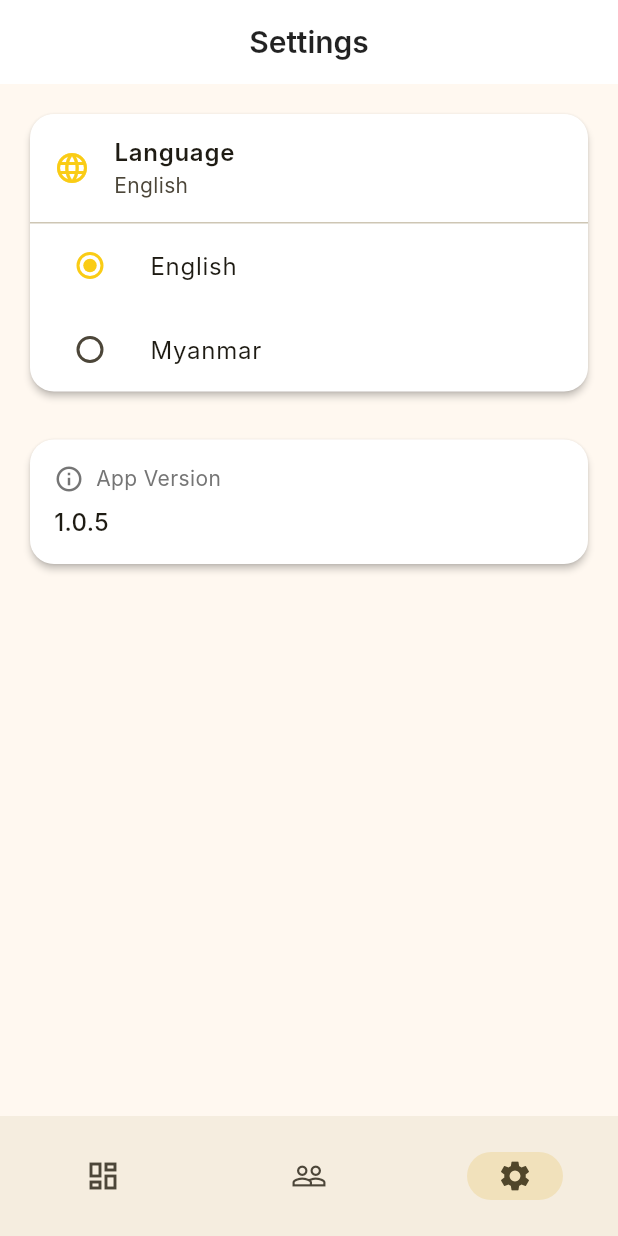
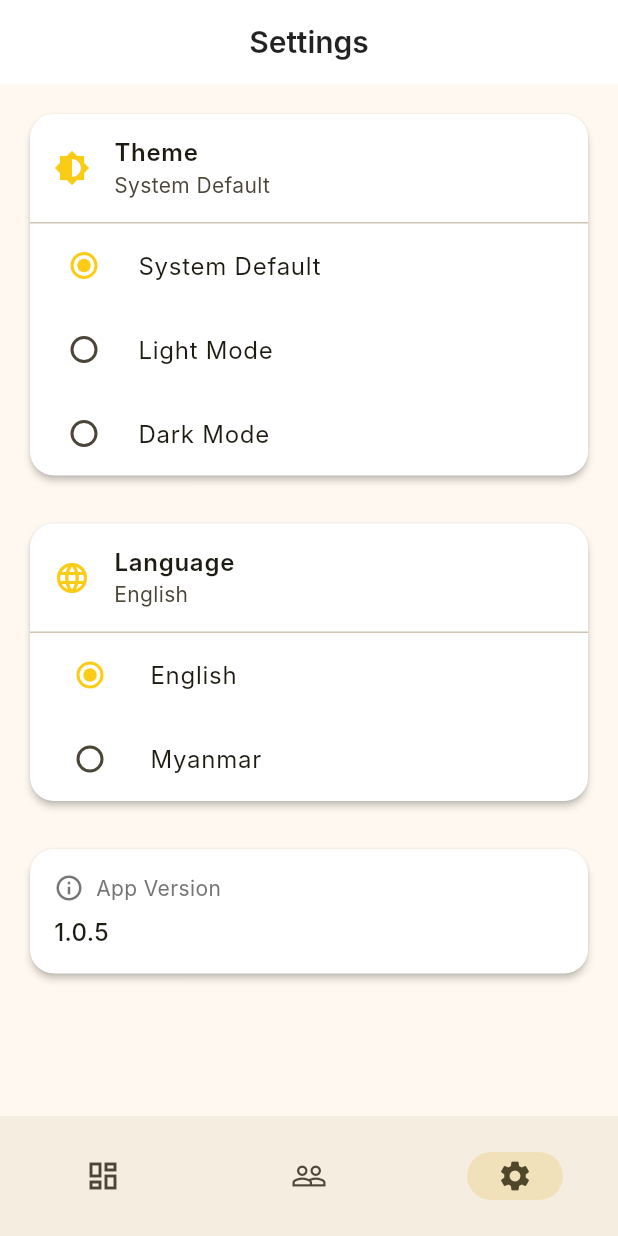
Before and after one commit to RyanWez/debt-tracker-flutter, a Flutter app: the screen it shows after launch, item 3 of the bottom bar chosen, on a phone screen of 412 x 824 dp. Run offline on Flutter 3.47's test engine with Material 3 defaults, Android fonts, the phone set to English and light mode, and no system bars; our stand-ins replace fluttertoast, package_info_plus, shared_preferences; missing offline and left inert: pattern_formatter; Roboto replaces fonts that are missing (Inter).

Commit message:
fix problems

```diff
--- a/lib/l10n/app_localizations.dart
+++ b/lib/l10n/app_localizations.dart
@@ -97,6 +97,12 @@ class AppLocalizations {
       'sort_lowest_debt': 'Lowest Debt First',
       'sort_name_az': 'Name (A-Z)',
       'sort_recent_activity': 'Recent Activity',
+
+      // Theme
+      'theme': 'Theme',
+      'system_theme': 'System Default',
+      'light_theme': 'Light Mode',
+      'dark_theme': 'Dark Mode',
     },
     'my': {
       // App Title
@@ -183,6 +189,12 @@ class AppLocalizations {
       'sort_lowest_debt': 'အကြွေးအနည်းဆုံး အရင်',
       'sort_name_az': 'အမည် (က-အ)',
       'sort_recent_activity': 'လတ်တလော လှုပ်ရှားမှု',
+
+      // Theme
+      'theme': 'အပြင်အဆင်',
+      'system_theme': 'စက်၏ မူလပုံစံ',
+      'light_theme': 'အလင်း',
+      'dark_theme': 'အမှောင်',
     },
   };
 
@@ -258,6 +270,12 @@ class AppLocalizations {
   String get sortLowestDebt => translate('sort_lowest_debt');
   String get sortNameAz => translate('sort_name_az');
   String get sortRecentActivity => translate('sort_recent_activity');
+
+  // Theme
+  String get theme => translate('theme');
+  String get systemTheme => translate('system_theme');
+  String get lightTheme => translate('light_theme');
+  String get darkTheme => translate('dark_theme');
 }
 
 class AppLocalizationsDelegate extends LocalizationsDelegate<AppLocalizations> {
--- a/lib/main.dart
+++ b/lib/main.dart
@@ -3,6 +3,7 @@ import 'package:flutter_localizations/flutter_localizations.dart';
 import 'package:provider/provider.dart';
 import 'providers/data_provider.dart';
 import 'providers/language_provider.dart';
+import 'providers/theme_provider.dart';
 import 'screens/main_screen.dart';
 import 'l10n/app_localizations.dart';
 
@@ -18,10 +19,13 @@ class MyApp extends StatelessWidget {
     return MultiProvider(
       providers: [
         ChangeNotifierProvider(create: (_) => DataProvider()..loadData()),
-        ChangeNotifierProvider(create: (_) => LanguageProvider()..loadLanguage()),
+        ChangeNotifierProvider(
+          create: (_) => LanguageProvider()..loadLanguage(),
+        ),
+        ChangeNotifierProvider(create: (_) => ThemeProvider()..loadTheme()),
       ],
-      child: Consumer<LanguageProvider>(
-        builder: (context, languageProvider, child) {
+      child: Consumer2<LanguageProvider, ThemeProvider>(
+        builder: (context, languageProvider, themeProvider, child) {
           return MaterialApp(
             onGenerateTitle: (context) => AppLocalizations.of(context).appTitle,
             debugShowCheckedModeBanner: false,
@@ -36,10 +40,13 @@ class MyApp extends StatelessWidget {
               Locale('en'), // English
               Locale('my'), // Myanmar
             ],
+            themeMode: themeProvider.themeMode,
             theme: ThemeData(
               colorScheme: ColorScheme.fromSeed(
                 seedColor: const Color(0xFFFACC15), // Yellow base
-                primary: const Color(0xFFFACC15),    // Exact yellow for buttons/accents
+                primary: const Color(
+                  0xFFFACC15,
+                ), // Exact yellow for buttons/accents
               ),
               useMaterial3: true,
               fontFamily: 'Inter',
@@ -71,6 +78,43 @@ class MyApp extends StatelessWidget {
                 surfaceTintColor: Colors.white,
               ),
             ),
+            darkTheme: ThemeData(
+              colorScheme: ColorScheme.fromSeed(
+                seedColor: const Color(0xFFFACC15),
+                primary: const Color(0xFFFACC15),
+                brightness: Brightness.dark,
+              ),
+              useMaterial3: true,
+              fontFamily: 'Inter',
+              scaffoldBackgroundColor: const Color(0xFF121212),
+              pageTransitionsTheme: const PageTransitionsTheme(
+                builders: {
+                  TargetPlatform.android: ZoomPageTransitionsBuilder(),
+                  TargetPlatform.iOS: CupertinoPageTransitionsBuilder(),
+                },
+              ),
+              appBarTheme: const AppBarTheme(
+                centerTitle: true,
+                elevation: 0,
+                backgroundColor: Color(0xFF1E1E1E),
+                surfaceTintColor: Colors.transparent,
+                titleTextStyle: TextStyle(
+                  color: Colors.white,
+                  fontSize: 20,
+                  fontWeight: FontWeight.w600,
+                  fontFamily: 'Inter',
+                ),
+                iconTheme: IconThemeData(color: Colors.white),
+              ),
+              cardTheme: CardThemeData(
+                elevation: 2,
+                shape: RoundedRectangleBorder(
+                  borderRadius: BorderRadius.circular(16),
+                ),
+                color: const Color(0xFF1E1E1E),
+                surfaceTintColor: const Color(0xFF1E1E1E),
+              ),
+            ),
             home: const MainScreen(),
           );
         },
--- /dev/null
+++ b/lib/providers/theme_provider.dart
@@ -0,0 +1,47 @@
+import 'package:flutter/material.dart';
+import 'package:shared_preferences/shared_preferences.dart';
+
+class ThemeProvider extends ChangeNotifier {
+  ThemeMode _themeMode = ThemeMode.system;
+
+  ThemeMode get themeMode => _themeMode;
+
+  Future<void> loadTheme() async {
+    final prefs = await SharedPreferences.getInstance();
+    final themeString = prefs.getString('theme_mode') ?? 'system';
+    _themeMode = _getThemeModeFromString(themeString);
+    notifyListeners();
+  }
+
+  Future<void> setThemeMode(ThemeMode mode) async {
+    if (_themeMode == mode) return;
+
+    _themeMode = mode;
+    final prefs = await SharedPreferences.getInstance();
+    await prefs.setString('theme_mode', _getThemeModeString(mode));
+    notifyListeners();
+  }
+
+  ThemeMode _getThemeModeFromString(String themeString) {
+    switch (themeString) {
+      case 'light':
+        return ThemeMode.light;
+      case 'dark':
+        return ThemeMode.dark;
+      case 'system':
+      default:
+        return ThemeMode.system;
+    }
+  }
+
+  String _getThemeModeString(ThemeMode mode) {
+    switch (mode) {
+      case ThemeMode.light:
+        return 'light';
+      case ThemeMode.dark:
+        return 'dark';
+      case ThemeMode.system:
+        return 'system';
+    }
+  }
+}
--- a/lib/screens/customer_list_screen.dart
+++ b/lib/screens/customer_list_screen.dart
@@ -179,7 +179,9 @@ class _CustomerListScreenState extends State<CustomerListScreen> {
                         leading: const Icon(Icons.search),
                         elevation: WidgetStateProperty.all(0),
                         backgroundColor: WidgetStateProperty.all(
-                          Colors.grey.shade100,
+                          Theme.of(context).brightness == Brightness.dark
+                              ? Colors.grey.shade800
+                              : Colors.grey.shade100,
                         ),
                         onChanged: (value) {
                           setState(() {
--- a/lib/screens/settings_screen.dart
+++ b/lib/screens/settings_screen.dart
@@ -1,6 +1,7 @@
 import 'package:flutter/material.dart';
 import 'package:provider/provider.dart';
 import '../providers/language_provider.dart';
+import '../providers/theme_provider.dart';
 import '../l10n/app_localizations.dart';
 import 'package:package_info_plus/package_info_plus.dart';
 
@@ -11,12 +12,74 @@ class SettingsScreen extends StatelessWidget {
   Widget build(BuildContext context) {
     final l10n = AppLocalizations.of(context);
     final languageProvider = Provider.of<LanguageProvider>(context);
+    final themeProvider = Provider.of<ThemeProvider>(context);
 
     return Scaffold(
       appBar: AppBar(title: Text(l10n.navSettings)),
       body: ListView(
         padding: const EdgeInsets.all(16),
         children: [
+          Card(
+            child: Column(
+              children: [
+                ListTile(
+                  leading: const Icon(
+                    Icons.brightness_6,
+                    color: Color(0xFFFACC15),
+                  ),
+                  title: Text(
+                    l10n.theme,
+                    style: const TextStyle(
+                      fontWeight: FontWeight.w600,
+                      fontSize: 16,
+                    ),
+                  ),
+                  subtitle: Text(
+                    themeProvider.themeMode == ThemeMode.system
+                        ? l10n.systemTheme
+                        : themeProvider.themeMode == ThemeMode.light
+                        ? l10n.lightTheme
+                        : l10n.darkTheme,
+                  ),
+                ),
+                const Divider(height: 1),
+                RadioListTile<ThemeMode>(
+                  title: Text(l10n.systemTheme),
+                  value: ThemeMode.system,
+                  // ignore: deprecated_member_use
+                  groupValue: themeProvider.themeMode,
+                  // ignore: deprecated_member_use
+                  onChanged: (value) {
+                    if (value != null) themeProvider.setThemeMode(value);
+                  },
+                  activeColor: const Color(0xFFFACC15),
+                ),
+                RadioListTile<ThemeMode>(
+                  title: Text(l10n.lightTheme),
+                  value: ThemeMode.light,
+                  // ignore: deprecated_member_use
+                  groupValue: themeProvider.themeMode,
+                  // ignore: deprecated_member_use
+                  onChanged: (value) {
+                    if (value != null) themeProvider.setThemeMode(value);
+                  },
+                  activeColor: const Color(0xFFFACC15),
+                ),
+                RadioListTile<ThemeMode>(
+                  title: Text(l10n.darkTheme),
+                  value: ThemeMode.dark,
+                  // ignore: deprecated_member_use
+                  groupValue: themeProvider.themeMode,
+                  // ignore: deprecated_member_use
+                  onChanged: (value) {
+                    if (value != null) themeProvider.setThemeMode(value);
+                  },
+                  activeColor: const Color(0xFFFACC15),
+                ),
+              ],
+            ),
+          ),
+          const SizedBox(height: 24),
           Card(
             child: Column(
               children: [
--- a/lib/widgets/add_customer_dialog.dart
+++ b/lib/widgets/add_customer_dialog.dart
@@ -112,14 +112,7 @@ class _AddCustomerDialogState extends State<AddCustomerDialog> {
           constraints: const BoxConstraints(maxWidth: 500),
           decoration: BoxDecoration(
             borderRadius: BorderRadius.circular(28),
-            gradient: LinearGradient(
-              begin: Alignment.topLeft,
-              end: Alignment.bottomRight,
-              colors: [
-                Colors.white,
-                theme.colorScheme.primary.withValues(alpha: 0.02),
-              ],
-            ),
+            color: theme.colorScheme.surface,
             boxShadow: [
               BoxShadow(
                 color: Colors.black.withValues(alpha: 0.15),
@@ -183,7 +176,7 @@ class _AddCustomerDialogState extends State<AddCustomerDialog> {
                               Text(
                                 l10n.fillInCustomerDetails,
                                 style: theme.textTheme.bodySmall?.copyWith(
-                                  color: Colors.grey.shade600,
+                                  color: theme.colorScheme.onSurfaceVariant,
                                 ),
                               ),
                             ],
@@ -203,7 +196,10 @@ class _AddCustomerDialogState extends State<AddCustomerDialog> {
                         hintText: l10n.enterFullName,
                         prefixIcon: const Icon(Icons.person_rounded),
                         filled: true,
-                        fillColor: Colors.grey.shade50,
+                        fillColor: theme.brightness == Brightness.dark
+                            ? Colors.grey.shade900
+                            : theme.colorScheme.surfaceContainerHighest
+                                  .withValues(alpha: 0.3),
                         border: OutlineInputBorder(
                           borderRadius: BorderRadius.circular(16),
                           borderSide: BorderSide.none,
@@ -211,7 +207,7 @@ class _AddCustomerDialogState extends State<AddCustomerDialog> {
                         enabledBorder: OutlineInputBorder(
                           borderRadius: BorderRadius.circular(16),
                           borderSide: BorderSide(
-                            color: Colors.grey.shade200,
+                            color: Colors.grey.shade600,
                             width: 1,
                           ),
                         ),
@@ -252,7 +248,10 @@ class _AddCustomerDialogState extends State<AddCustomerDialog> {
                         hintText: l10n.optional,
                         prefixIcon: const Icon(Icons.phone_rounded),
                         filled: true,
-                        fillColor: Colors.grey.shade50,
+                        fillColor: theme.brightness == Brightness.dark
+                            ? Colors.grey.shade900
+                            : theme.colorScheme.surfaceContainerHighest
+                                  .withValues(alpha: 0.3),
                         border: OutlineInputBorder(
                           borderRadius: BorderRadius.circular(16),
                           borderSide: BorderSide.none,
@@ -260,7 +259,7 @@ class _AddCustomerDialogState extends State<AddCustomerDialog> {
                         enabledBorder: OutlineInputBorder(
                           borderRadius: BorderRadius.circular(16),
                           borderSide: BorderSide(
-                            color: Colors.grey.shade200,
+                            color: Colors.grey.shade600,
                             width: 1,
                           ),
                         ),
@@ -287,7 +286,10 @@ class _AddCustomerDialogState extends State<AddCustomerDialog> {
                         prefixIcon: const Icon(Icons.location_on_rounded),
                         alignLabelWithHint: true,
                         filled: true,
-                        fillColor: Colors.grey.shade50,
+                        fillColor: theme.brightness == Brightness.dark
+                            ? Colors.grey.shade900
+                            : theme.colorScheme.surfaceContainerHighest
+                                  .withValues(alpha: 0.3),
                         border: OutlineInputBorder(
                           borderRadius: BorderRadius.circular(16),
                           borderSide: BorderSide.none,
@@ -295,7 +297,7 @@ class _AddCustomerDialogState extends State<AddCustomerDialog> {
                         enabledBorder: OutlineInputBorder(
                           borderRadius: BorderRadius.circular(16),
                           borderSide: BorderSide(
-                            color: Colors.grey.shade200,
+                            color: Colors.grey.shade600,
                             width: 1,
                           ),
                         ),
@@ -325,9 +327,11 @@ class _AddCustomerDialogState extends State<AddCustomerDialog> {
                               shape: RoundedRectangleBorder(
                                 borderRadius: BorderRadius.circular(16),
                               ),
-                              foregroundColor: Colors.grey.shade800,
+                              foregroundColor: theme.colorScheme.onSurface,
                               side: BorderSide(
-                                color: Colors.grey.shade400,
+                                color: theme.colorScheme.outline.withValues(
+                                  alpha: 0.5,
+                                ),
                                 width: 1.5,
                               ),
                             ),
@@ -336,7 +340,7 @@ class _AddCustomerDialogState extends State<AddCustomerDialog> {
                               style: TextStyle(
                                 fontSize: 16,
                                 fontWeight: FontWeight.w600,
-                                color: Colors.grey.shade800,
+                                color: theme.colorScheme.onSurface,
                               ),
                             ),
                           ),
--- a/lib/widgets/edit_customer_dialog.dart
+++ b/lib/widgets/edit_customer_dialog.dart
@@ -122,14 +122,7 @@ class _EditCustomerDialogState extends State<EditCustomerDialog> {
           constraints: const BoxConstraints(maxWidth: 500),
           decoration: BoxDecoration(
             borderRadius: BorderRadius.circular(28),
-            gradient: LinearGradient(
-              begin: Alignment.topLeft,
-              end: Alignment.bottomRight,
-              colors: [
-                Colors.white,
-                theme.colorScheme.primary.withValues(alpha: 0.02),
-              ],
-            ),
+            color: theme.colorScheme.surface,
             boxShadow: [
               BoxShadow(
                 color: Colors.black.withValues(alpha: 0.15),
@@ -193,7 +186,7 @@ class _EditCustomerDialogState extends State<EditCustomerDialog> {
                               Text(
                                 l10n.updateCustomerDetails,
                                 style: theme.textTheme.bodySmall?.copyWith(
-                                  color: Colors.grey.shade600,
+                                  color: theme.colorScheme.onSurfaceVariant,
                                 ),
                               ),
                             ],
@@ -213,7 +206,10 @@ class _EditCustomerDialogState extends State<EditCustomerDialog> {
                         hintText: l10n.enterFullName,
                         prefixIcon: const Icon(Icons.person_rounded),
                         filled: true,
-                        fillColor: Colors.grey.shade50,
+                        fillColor: theme.brightness == Brightness.dark
+                            ? Colors.grey.shade900
+                            : theme.colorScheme.surfaceContainerHighest
+                                  .withValues(alpha: 0.3),
                         border: OutlineInputBorder(
                           borderRadius: BorderRadius.circular(16),
                           borderSide: BorderSide.none,
@@ -221,7 +217,7 @@ class _EditCustomerDialogState extends State<EditCustomerDialog> {
                         enabledBorder: OutlineInputBorder(
                           borderRadius: BorderRadius.circular(16),
                           borderSide: BorderSide(
-                            color: Colors.grey.shade200,
+                            color: Colors.grey.shade600,
                             width: 1,
                           ),
                         ),
@@ -262,7 +258,10 @@ class _EditCustomerDialogState extends State<EditCustomerDialog> {
                         hintText: l10n.optional,
                         prefixIcon: const Icon(Icons.phone_rounded),
                         filled: true,
-                        fillColor: Colors.grey.shade50,
+                        fillColor: theme.brightness == Brightness.dark
+                            ? Colors.grey.shade900
+                            : theme.colorScheme.surfaceContainerHighest
+                                  .withValues(alpha: 0.3),
                         border: OutlineInputBorder(
                           borderRadius: BorderRadius.circular(16),
                           borderSide: BorderSide.none,
@@ -270,7 +269,7 @@ class _EditCustomerDialogState extends State<EditCustomerDialog> {
                         enabledBorder: OutlineInputBorder(
                           borderRadius: BorderRadius.circular(16),
                           borderSide: BorderSide(
-                            color: Colors.grey.shade200,
+                            color: Colors.grey.shade600,
                             width: 1,
                           ),
                         ),
@@ -297,7 +296,10 @@ class _EditCustomerDialogState extends State<EditCustomerDialog> {
                         prefixIcon: const Icon(Icons.location_on_rounded),
                         alignLabelWithHint: true,
                         filled: true,
-                        fillColor: Colors.grey.shade50,
+                        fillColor: theme.brightness == Brightness.dark
+                            ? Colors.grey.shade900
+                            : theme.colorScheme.surfaceContainerHighest
+                                  .withValues(alpha: 0.3),
                         border: OutlineInputBorder(
                           borderRadius: BorderRadius.circular(16),
                           borderSide: BorderSide.none,
@@ -305,7 +307,7 @@ class _EditCustomerDialogState extends State<EditCustomerDialog> {
                         enabledBorder: OutlineInputBorder(
                           borderRadius: BorderRadius.circular(16),
                           borderSide: BorderSide(
-                            color: Colors.grey.shade200,
+                            color: Colors.grey.shade600,
                             width: 1,
                           ),
                         ),
@@ -335,9 +337,11 @@ class _EditCustomerDialogState extends State<EditCustomerDialog> {
                               shape: RoundedRectangleBorder(
                                 borderRadius: BorderRadius.circular(16),
                               ),
-                              foregroundColor: Colors.grey.shade800,
+                              foregroundColor: theme.colorScheme.onSurface,
                               side: BorderSide(
-                                color: Colors.grey.shade400,
+                                color: theme.colorScheme.outline.withValues(
+                                  alpha: 0.5,
+                                ),
                                 width: 1.5,
                               ),
                             ),
@@ -346,7 +350,7 @@ class _EditCustomerDialogState extends State<EditCustomerDialog> {
                               style: TextStyle(
                                 fontSize: 16,
                                 fontWeight: FontWeight.w600,
-                                color: Colors.grey.shade800,
+                                color: theme.colorScheme.onSurface,
                               ),
                             ),
                           ),
```
Also changed, not shown: lib/screens/customer_detail_screen.dart (+10 -3 lines).
